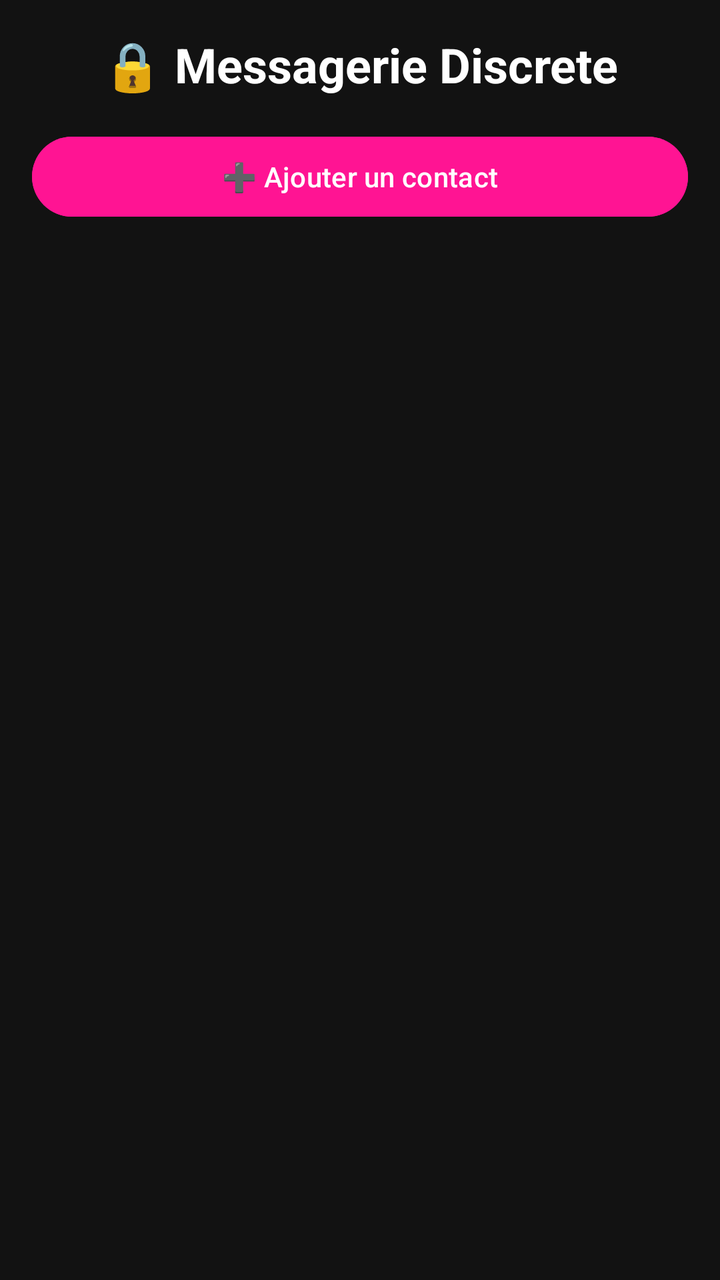
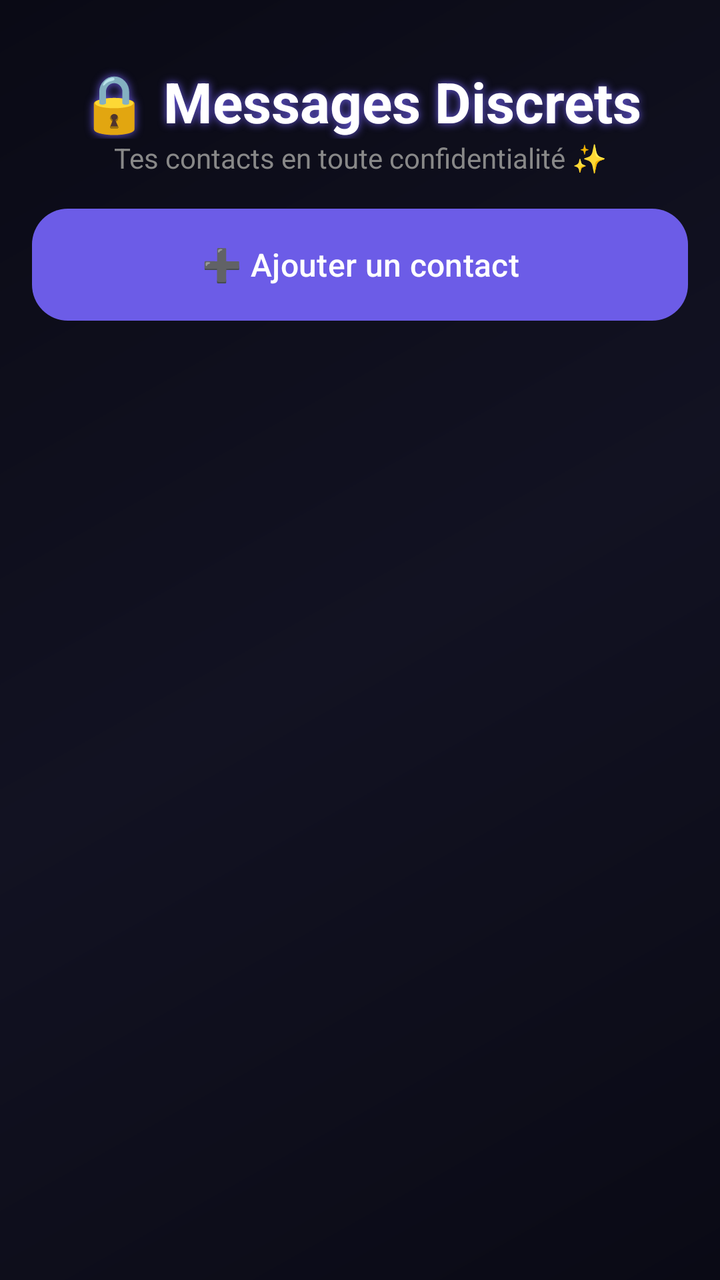

Compare the two renders of this Android layout. The source of the first and the diff that turns it into the second are given below.
<!-- AndroidManifest.xml: application theme Theme.Keepit -->
<!-- res/layout/fragment_messages.xml -->
<?xml version="1.0" encoding="utf-8"?>
<ScrollView xmlns:android="http://schemas.android.com/apk/res/android"
    android:layout_width="match_parent"
    android:layout_height="match_parent"
    android:background="#121212"
    android:padding="16dp">

    <LinearLayout
        android:layout_width="match_parent"
        android:layout_height="wrap_content"
        android:orientation="vertical"
        android:spacing="16dp">

        <TextView
            android:layout_width="match_parent"
            android:layout_height="wrap_content"
            android:text="🔒 Messagerie Discrete"
            android:textSize="24sp"
            android:textStyle="bold"
            android:textColor="#FFFFFF"
            android:gravity="center"/>

        <LinearLayout
            android:id="@+id/llContacts"
            android:layout_width="match_parent"
            android:layout_height="wrap_content"
            android:orientation="vertical"
            android:spacing="12dp"
            android:layout_marginTop="16dp"/>

        <Button
            android:id="@+id/btnAddContact"
            android:layout_width="match_parent"
            android:layout_height="wrap_content"
            android:text="➕ Ajouter un contact"
            android:backgroundTint="#FF1493"
            android:textColor="#FFFFFF"/>

    </LinearLayout>
</ScrollView>
<!-- resources referenced by this layout -->
<resources>
  <style name="Theme.Keepit" parent="Theme.Material3.Light.NoActionBar">
          <item name="colorPrimary">#FF1493</item>
          <item name="colorOnPrimary">#FFFFFF</item>
          <item name="android:windowBackground">#FFF0F5</item>
      </style>
</resources>

<!-- the commit's change to res/layout/fragment_messages.xml (unified diff, before → after) -->
@@ -2,39 +2,55 @@
 <ScrollView xmlns:android="http://schemas.android.com/apk/res/android"
     android:layout_width="match_parent"
     android:layout_height="match_parent"
-    android:background="#121212"
+    android:background="@drawable/bg_gradient_dark"
     android:padding="16dp">
 
     <LinearLayout
         android:layout_width="match_parent"
         android:layout_height="wrap_content"
         android:orientation="vertical"
-        android:spacing="16dp">
+        android:spacing="20dp">
 
         <TextView
             android:layout_width="match_parent"
             android:layout_height="wrap_content"
-            android:text="🔒 Messagerie Discrete"
-            android:textSize="24sp"
+            android:text="🔒 Messages Discrets"
+            android:textSize="28sp"
             android:textStyle="bold"
             android:textColor="#FFFFFF"
-            android:gravity="center"/>
+            android:gravity="center"
+            android:layout_marginTop="16dp"
+            android:shadowColor="#6C5CE7"
+            android:shadowDx="0"
+            android:shadowDy="0"
+            android:shadowRadius="10"/>
+
+        <TextView
+            android:layout_width="match_parent"
+            android:layout_height="wrap_content"
+            android:text="Tes contacts en toute confidentialité ✨"
+            android:textSize="14sp"
+            android:textColor="#888888"
+            android:gravity="center"
+            android:layout_marginBottom="8dp"/>
 
         <LinearLayout
             android:id="@+id/llContacts"
             android:layout_width="match_parent"
             android:layout_height="wrap_content"
             android:orientation="vertical"
-            android:spacing="12dp"
-            android:layout_marginTop="16dp"/>
+            android:spacing="12dp"/>
 
         <Button
             android:id="@+id/btnAddContact"
             android:layout_width="match_parent"
-            android:layout_height="wrap_content"
+            android:layout_height="56dp"
             android:text="➕ Ajouter un contact"
-            android:backgroundTint="#FF1493"
-            android:textColor="#FFFFFF"/>
+            android:textSize="16sp"
+            android:background="@drawable/btn_save_bg"
+            android:textColor="#FFFFFF"
+            android:layout_marginTop="8dp"
+            android:elevation="6dp"/>
 
     </LinearLayout>
 </ScrollView>
<!-- resource entries referenced after the edit -->
@@ -1,9 +1,32 @@
 <!-- resources referenced by this layout -->
 <resources>
-  <style name="Theme.Keepit" parent="Theme.Material3.Light.NoActionBar">
-          <item name="colorPrimary">#FF1493</item>
-          <item name="colorOnPrimary">#FFFFFF</item>
-          <item name="android:windowBackground">#FFF0F5</item>
+  <!-- drawable bg_gradient_dark (drawable) -->
+  <?xml version="1.0" encoding="utf-8"?>
+  <shape xmlns:android="http://schemas.android.com/apk/res/android" android:shape="rectangle">
+      <gradient android:startColor="#0A0A15" android:centerColor="#121222" android:endColor="#0A0A15" android:angle="135"/>
+  </shape>
+  <!-- drawable btn_save_bg (drawable) -->
+  <?xml version="1.0" encoding="utf-8"?>
+  <shape xmlns:android="http://schemas.android.com/apk/res/android" android:shape="rectangle">
+      <gradient android:startColor="#6C5CE7" android:endColor="#FF6B9D" android:angle="45"/>
+      <corners android:radius="18dp"/>
+  </shape>
+  <style name="Theme.Keepit" parent="Theme.Material3.Dark.NoActionBar">
+          <item name="android:windowBackground">@drawable/bg_gradient</item>
+          <item name="colorPrimary">@color/accent_purple</item>
+          <item name="colorOnPrimary">@color/text_primary</item>
+          <item name="colorSecondary">@color/accent_pink</item>
+          <item name="android:statusBarColor">@color/bg_dark</item>
+          <item name="android:navigationBarColor">@color/bg_dark</item>
       </style>
+  <!-- drawable bg_gradient (drawable) -->
+  <?xml version="1.0" encoding="utf-8"?>
+  <shape xmlns:android="http://schemas.android.com/apk/res/android" android:shape="rectangle">
+      <gradient android:startColor="#0F0F1A" android:centerColor="#1A1A2E" android:endColor="#0F0F1A" android:angle="135"/>
+  </shape>
+  <color name="accent_purple">#6C5CE7</color>
+  <color name="text_primary">#FFFFFF</color>
+  <color name="accent_pink">#FF6B9D</color>
+  <color name="bg_dark">#0F0F1A</color>
 </resources>
 
